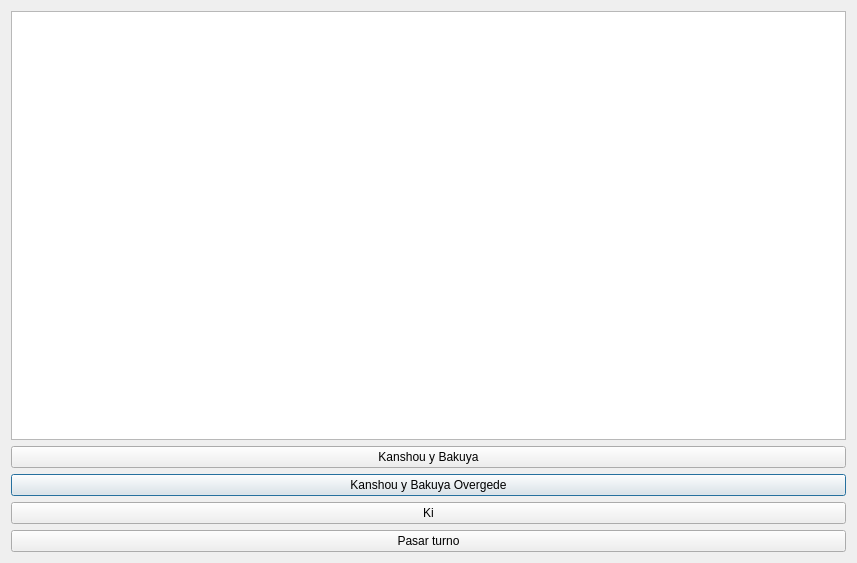
Old version of the form ProyectoFinal/Aplication/stage1.ui in the repository EliJoseCuavasArroyo/QT-Projects-GIT.
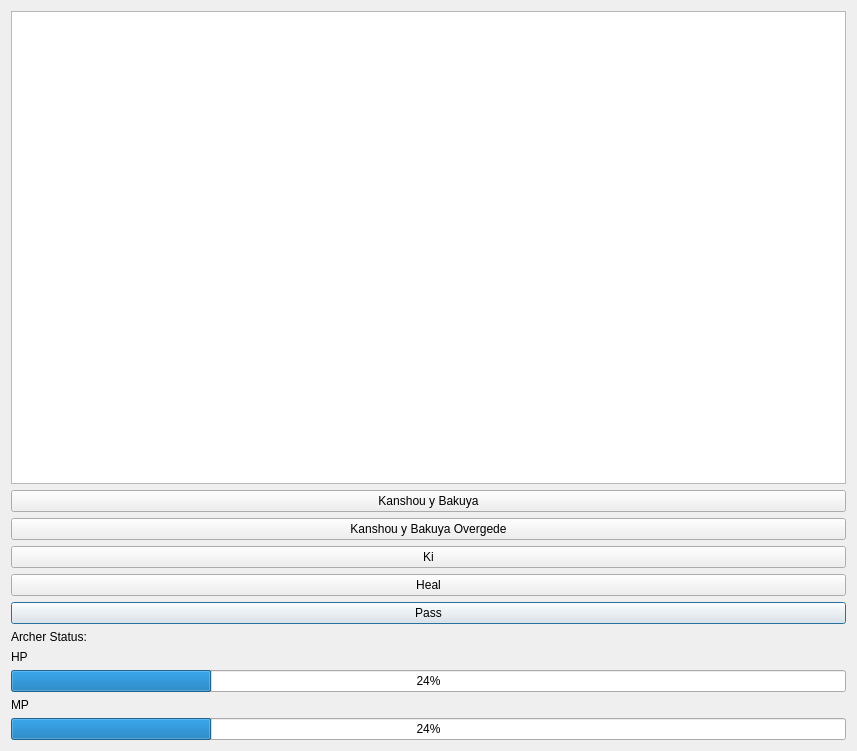
New version of the form.

What changed in the file:
```diff
--- a/ProyectoFinal/Aplication/stage1.ui
+++ b/ProyectoFinal/Aplication/stage1.ui
@@ -7,13 +7,27 @@
     <x>0</x>
     <y>0</y>
     <width>857</width>
-    <height>563</height>
+    <height>751</height>
    </rect>
   </property>
   <property name="windowTitle">
    <string>Dialog</string>
   </property>
   <layout class="QGridLayout" name="gridLayout">
+   <item row="5" column="0">
+    <widget class="QPushButton" name="pushButton_5">
+     <property name="text">
+      <string>Pass</string>
+     </property>
+    </widget>
+   </item>
+   <item row="6" column="0">
+    <widget class="QLabel" name="label_3">
+     <property name="text">
+      <string>Archer Status:</string>
+     </property>
+    </widget>
+   </item>
    <item row="2" column="0">
     <widget class="QPushButton" name="pushButton_2">
      <property name="text">
@@ -41,7 +55,35 @@
    <item row="4" column="0">
     <widget class="QPushButton" name="pushButton_4">
      <property name="text">
-      <string>Pasar turno</string>
+      <string>Heal</string>
+     </property>
+    </widget>
+   </item>
+   <item row="7" column="0">
+    <widget class="QLabel" name="label">
+     <property name="text">
+      <string>HP</string>
+     </property>
+    </widget>
+   </item>
+   <item row="8" column="0">
+    <widget class="QProgressBar" name="progressBar">
+     <property name="value">
+      <number>24</number>
+     </property>
+    </widget>
+   </item>
+   <item row="9" column="0">
+    <widget class="QLabel" name="label_2">
+     <property name="text">
+      <string>MP</string>
+     </property>
+    </widget>
+   </item>
+   <item row="10" column="0">
+    <widget class="QProgressBar" name="progressBar_2">
+     <property name="value">
+      <number>24</number>
      </property>
     </widget>
    </item>
```
Left out of the diff: 14 changed lines with no effect on the pictures.
